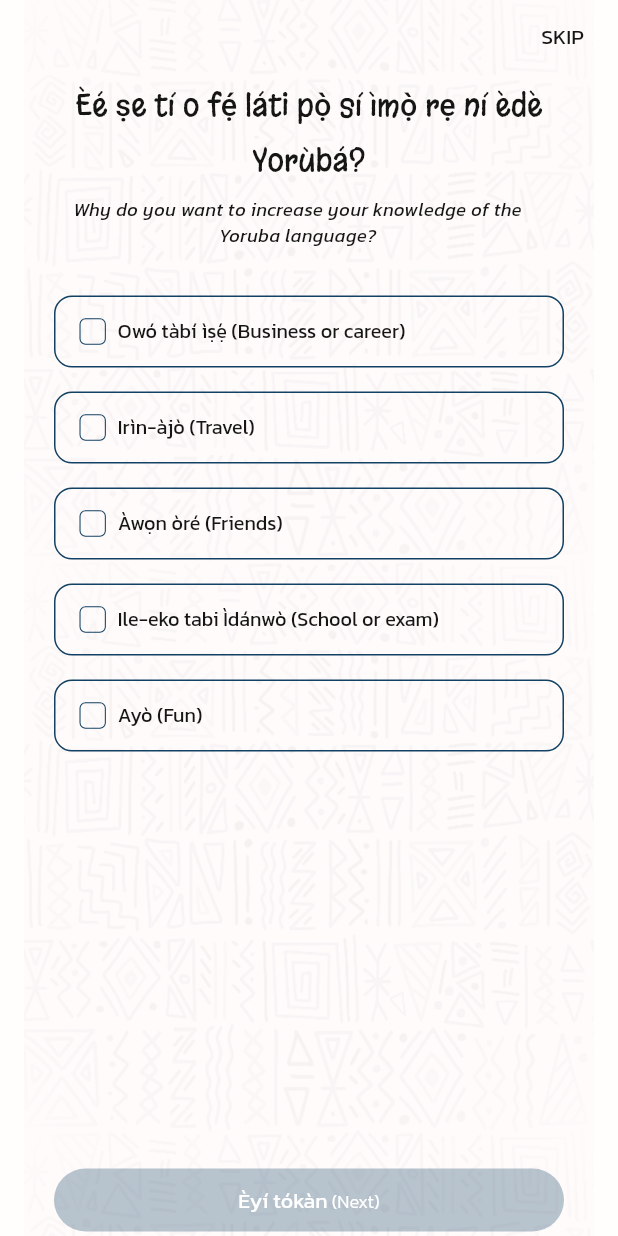
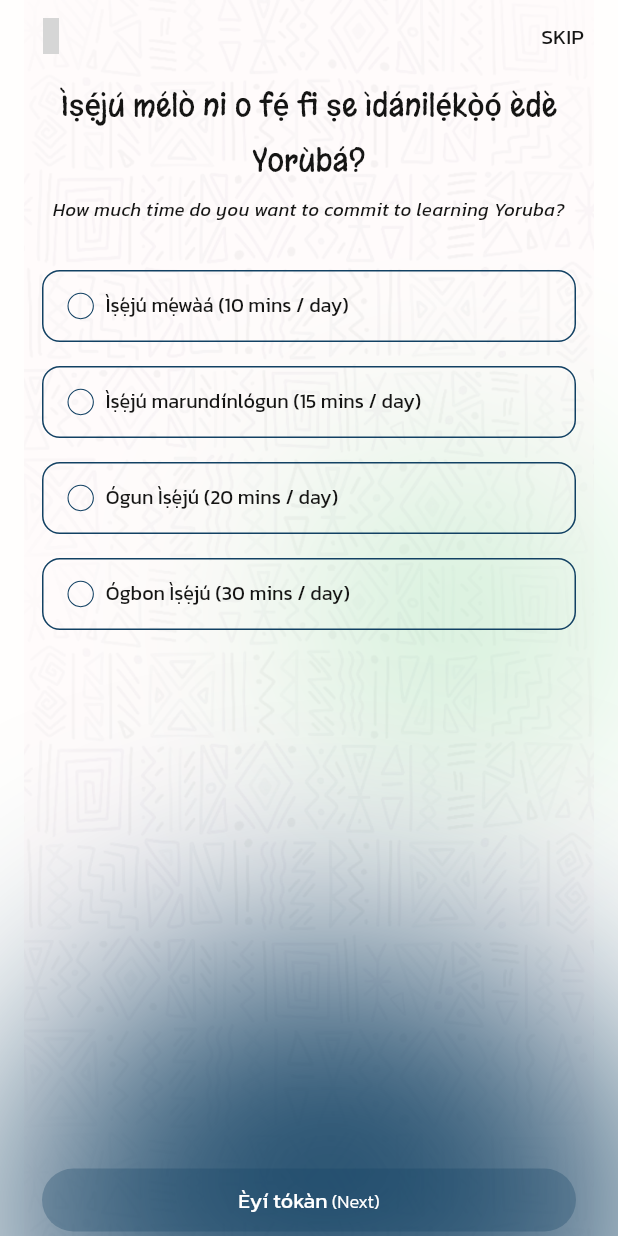
Before and after one commit to chima6985/MSB, a Flutter app: the SurveyScreen screen opened by its route, on a phone screen of 412 x 824 dp. Run offline on Flutter 3.47's test engine with Material 3 defaults, Android fonts, the phone set to English and light mode, and no system bars; our stand-ins replace flutter_animate, flutter_screenutil, go_router, iconsax; project files that could hold a hidden picture were left out; grey boxes are pictures that could not be loaded.

Commit message:
adds update

```diff
--- a/lib/app/app_route.dart
+++ b/lib/app/app_route.dart
@@ -15,7 +15,7 @@ class NavObserver extends NavigatorObserver {
 }
 
 final router = GoRouter(
-  initialLocation: '/',
+  initialLocation: '/diveInScreen',
   observers: [
     // NavObserver(),
   ],
@@ -40,6 +40,11 @@ final router = GoRouter(
       path: '/surveyScreen',
       builder: (context, state) => const SurveyScreen(),
     ),
+    GoRoute(
+      name: DiveInScreen.id,
+      path: '/diveInScreen',
+      builder: (context, state) => const DiveInScreen(),
+    ),
   ],
   // errorBuilder: (context, state) => const PageNotFound(),
 );
--- a/lib/app/app_strings.dart
+++ b/lib/app/app_strings.dart
@@ -17,6 +17,24 @@ const increaseKnowledgeYr = 'Èé ṣe tí o fẹ́ láti pọ̀ sí ìmọ̀ r
 const increaseKnowledgeEr =
     'Why do you want to increase your knowledge of the Yoruba language?';
 
+const likeToDoYr = 'Kí ni onìfẹ́̀ láti ṣe pẹ̀lú èdè Yorùbá?';
+const likeToDoEn = 'What would you like to do with the Yoruba language?';
+
+const timeToCommitYr = 'Ìṣẹ́jú mélò ni o fẹ́ fi ṣe ìdánilẹ́kọ̀ọ́ èdè Yorùbá?';
+const timeToCommitEn =
+    'How much time do you want to commit to learning Yoruba?';
+
+const howOldYr = 'Ọmọ ọdún mélòó ni ìwọ? ';
+const howOldEn = 'How old are you?';
+
+const under18En = 'Under 18';
+const eighteenToTwentyFourEn = '18 - 24';
+const twentyFiveToThirtyFour = '25 - 34';
+const thirtyFiveToFourtyFour = '35 - 44';
+const fourtyFiveToFiftyFour = '45 - 54';
+const fiftyFiveToSixtyFour = '55 - 64';
+const sixtyFiveAndAbove = '65 and above';
+
 const businessOrCareerYr = 'Owó tàbí ìṣẹ́ (Business or career)';
 const travelYr = 'Irìn-àjò (Travel)';
 const friendsYr = 'Àwọn òré (Friends)';
@@ -32,3 +50,19 @@ const culturalValuesYr = 'Fun Ìlànà àṣà (Adapt to cultural values)';
 const interactWithLocalsYr =
     'Bá àra agbègbè ṣe ìbáṣepọ (̀Interact with locals)';
 const artsMoveYr = 'Ṣèdèdá ohun èlò (Appreciate the arts more)';
+
+const tenMinsYr = 'Ìṣẹ́jú mẹ́wàá (10 mins / day)';
+const fifteenMinsYr = 'Ìṣẹ́jú marundínlógun (15 mins / day)';
+const twentyMinsYr = 'Ógun Ìṣẹ́jú (20 mins / day)';
+const thirtyMinsYr = 'Ógbon Ìṣẹ́jú (30 mins / day)';
+
+const continueYr = 'Tèsíwájú';
+const continueEn = 'Continue';
+
+const driveRightInYr = 'Nísìyín jẹ́ ká wọlé kanlẹ̀';
+const driveRightInEn = 'Now let’s dive right in';
+
+const saveProvidedDetailsYr =
+    'Fi àwọn èsì ìdánimọ̀ tí e ti fisilẹ pamọ́ kí ẹ sì gbádùn àwọn àbá àkànṣe tó jẹ́ tìrẹ nìkan.';
+const saveProvidedDetailsEn =
+    'Save the details you have provided and enjoy recommendations personalized just for you';
--- a/lib/theme/colors.dart
+++ b/lib/theme/colors.dart
@@ -10,4 +10,5 @@ class AppColors {
   static const black15 = Color(0xFF151514);
   static const greyB6 = Color(0xFFB6C4CF);
   static const greyDB = Color(0xFFDBE3E8);
+  static const green62 = Color(0xFF62D384);
 }
--- a/lib/ui/components/custom_selector.dart
+++ b/lib/ui/components/custom_selector.dart
@@ -8,11 +8,13 @@ class MultiGroupedSelector extends StatelessWidget {
     required this.options,
     required this.selectedOptions,
     required this.onChanged,
+    this.isMultipleSelection = true,
   });
 
   final List<String> options;
   final List<String> selectedOptions;
   final ValueChanged<String> onChanged;
+  final bool isMultipleSelection;
 
   @override
   Widget build(BuildContext context) {
@@ -37,31 +39,10 @@ class MultiGroupedSelector extends StatelessWidget {
               ),
               child: Row(
                 children: [
-                  Stack(
-                    alignment: Alignment.center,
-                    children: [
-                      Container(
-                        width: 16.w,
-                        height: 16.w,
-                        decoration: BoxDecoration(
-                          color: isSelected ? AppColors.blue12 : null,
-                          borderRadius: BorderRadius.circular(4),
-                          border: Border.all(
-                            color: AppColors.blue12,
-                            width: 0.7,
-                          ),
-                        ),
-                      ),
-                      if (isSelected)
-                        const Center(
-                          child: Icon(
-                            Icons.check_rounded,
-                            color: AppColors.white,
-                            size: 15,
-                          ),
-                        ),
-                    ],
-                  ),
+                  if (isMultipleSelection)
+                    _RadioIndicator(isSelected: isSelected)
+                  else
+                    _CheckBoxIndicator(isSelected: isSelected),
                   const SizedBox(width: 8),
                   Expanded(
                     child: Transform.translate(
@@ -83,3 +64,74 @@ class MultiGroupedSelector extends StatelessWidget {
     );
   }
 }
+
+class _CheckBoxIndicator extends StatelessWidget {
+  const _CheckBoxIndicator({
+    required this.isSelected,
+  });
+
+  final bool isSelected;
+
+  @override
+  Widget build(BuildContext context) {
+    return Stack(
+      alignment: Alignment.center,
+      children: [
+        Container(
+          width: 16.w,
+          height: 16.w,
+          decoration: BoxDecoration(
+            color: isSelected ? AppColors.white : null,
+            shape: BoxShape.circle,
+            border: Border.all(
+              color: AppColors.blue12,
+              width: 0.7,
+            ),
+          ),
+        ),
+        if (isSelected)
+          const CircleAvatar(
+            radius: 6,
+            backgroundColor: AppColors.blue12,
+          ),
+      ],
+    );
+  }
+}
+
+class _RadioIndicator extends StatelessWidget {
+  const _RadioIndicator({
+    required this.isSelected,
+  });
+
+  final bool isSelected;
+
+  @override
+  Widget build(BuildContext context) {
+    return Stack(
+      alignment: Alignment.center,
+      children: [
+        Container(
+          width: 16.w,
+          height: 16.w,
+          decoration: BoxDecoration(
+            color: isSelected ? AppColors.blue12 : null,
+            borderRadius: BorderRadius.circular(4),
+            border: Border.all(
+              color: AppColors.blue12,
+              width: 0.7,
+            ),
+          ),
+        ),
+        if (isSelected)
+          const Center(
+            child: Icon(
+              Icons.check_rounded,
+              color: AppColors.white,
+              size: 15,
+            ),
+          ),
+      ],
+    );
+  }
+}
--- a/lib/ui/components/decorated_container.dart
+++ b/lib/ui/components/decorated_container.dart
@@ -1,5 +1,6 @@
 import 'package:flutter/material.dart';
 import 'package:masoyinbo_mobile/gen/assets.gen.dart';
+import 'package:masoyinbo_mobile/ui/ui.dart';
 
 class DecoratedContainer extends StatelessWidget {
   const DecoratedContainer({
@@ -14,18 +15,56 @@ class DecoratedContainer extends StatelessWidget {
   @override
   Widget build(BuildContext context) {
     final mqr = MediaQuery.of(context).size;
-    return Container(
+    return Stack(
+      children: [
+        Container(
           width: mqr.width,
           height: mqr.height,
-      padding: enablePadding
-          ? const EdgeInsetsDirectional.symmetric(horizontal: 23)
-          : EdgeInsets.zero,
           decoration: BoxDecoration(
             image: DecorationImage(
               image: AppAssets.images.jpegs.bgPattern.provider(),
             ),
           ),
+        ),
+        Align(
+          alignment: Alignment.centerRight,
+          child: Container(
+            width: 197.w,
+            height: 197.w,
+            decoration: BoxDecoration(
+              shape: BoxShape.circle,
+              boxShadow: [
+                BoxShadow(
+                  color: AppColors.green62.withOpacity(0.3),
+                  blurRadius: 120,
+                ),
+              ],
+            ),
+          ),
+        ),
+        Positioned(
+          bottom: -250,
+          child: Container(
+            width: 400.w,
+            height: 400.w,
+            decoration: const BoxDecoration(
+              shape: BoxShape.circle,
+              boxShadow: [
+                BoxShadow(
+                  color: AppColors.blue12,
+                  blurRadius: 300,
+                ),
+              ],
+            ),
+          ),
+        ),
+        Padding(
+          padding: enablePadding
+              ? const EdgeInsetsDirectional.symmetric(horizontal: 23)
+              : EdgeInsets.zero,
           child: child,
+        ),
+      ],
     );
   }
 }
--- a/lib/ui/onboarding/onboarding.dart
+++ b/lib/ui/onboarding/onboarding.dart
@@ -1,3 +1,4 @@
+export 'dive_in_screen.dart';
 export 'language_preference_screen.dart';
 export 'onboarding_screen.dart';
 export 'survey/survey.dart';
--- a/lib/ui/onboarding/survey/survey_screen.dart
+++ b/lib/ui/onboarding/survey/survey_screen.dart
@@ -1,6 +1,7 @@
 import 'package:flutter/material.dart';
 import 'package:masoyinbo_mobile/app/app.dart';
 import 'package:masoyinbo_mobile/extension/context_extension.dart';
+import 'package:masoyinbo_mobile/ui/onboarding/dive_in_screen.dart';
 import 'package:masoyinbo_mobile/ui/ui.dart';
 import 'package:masoyinbo_mobile/utils/utils.dart';
 
@@ -11,13 +12,7 @@ class SurveyScreen extends StatelessWidget {
   @override
   Widget build(BuildContext context) {
     final selectedOptions = ValueNotifier<List<String>>([]);
-    final currentIndex = ValueNotifier(0);
-
-    final questionList = [
-      increaseKnowledgeList,
-      doWithYorubaLanguageList,
-    ];
-
+    final currentIndex = ValueNotifier(2);
     final btmPad = MediaQuery.of(context).viewPadding.bottom;
     return Scaffold(
       body: DecoratedContainer(
@@ -63,11 +58,11 @@ class SurveyScreen extends StatelessWidget {
                   builder: (context, val, child) {
                     return Expanded(
                       child: Padding(
-                        padding: const EdgeInsets.symmetric(horizontal: 36),
+                        padding: const EdgeInsets.symmetric(horizontal: 28),
                         child: Column(
                           children: [
                             Text(
-                              increaseKnowledgeYr,
+                              surveyText[currentIndex.value]![0] as String,
                               textAlign: TextAlign.center,
                               style: context.textTheme.titleLarge!.copyWith(
                                 fontFamily: 'Margarine',
@@ -75,16 +70,13 @@ class SurveyScreen extends StatelessWidget {
                               ),
                             ),
                             const SizedBox(height: 8),
-                            Padding(
-                              padding: const EdgeInsets.only(right: 15),
-                              child: Text(
-                                increaseKnowledgeEr,
-                                textAlign: TextAlign.center,
-                                style: context.textTheme.bodySmall!.copyWith(
-                                  fontStyle: FontStyle.italic,
-                                  height: 1.4,
-                                  letterSpacing: 0.3,
-                                ),
+                            Text(
+                              surveyText[currentIndex.value]![1] as String,
+                              textAlign: TextAlign.center,
+                              style: context.textTheme.bodySmall!.copyWith(
+                                fontStyle: FontStyle.italic,
+                                height: 1.4,
+                                letterSpacing: 0.3,
                               ),
                             ),
                             const SizedBox(height: 32),
@@ -92,8 +84,10 @@ class SurveyScreen extends StatelessWidget {
                               valueListenable: selectedOptions,
                               builder: (context, val, child) {
                                 return MultiGroupedSelector(
-                                  options: questionList[currentIndex.value],
+                                  options: surveyText[currentIndex.value]![2]
+                                      as List<String>,
                                   selectedOptions: val,
+                                  isMultipleSelection: currentIndex.value < 2,
                                   onChanged: (listOption) {
                                     final newSelection = List<String>.from(val);
                                     if (newSelection.contains(listOption)) {
@@ -116,6 +110,9 @@ class SurveyScreen extends StatelessWidget {
                                     if (selectedOptions.value.isNotEmpty &&
                                         currentIndex.value < 3) {
                                       currentIndex.value++;
+                                    }
+                                    if (currentIndex.value == 3) {
+                                      context.pushNamed(DiveInScreen.id);
                                     }
                                   },
                                   color: selectedOptions.value.isEmpty
--- a/lib/utils/constatnts.dart
+++ b/lib/utils/constatnts.dart
@@ -15,3 +15,27 @@ const doWithYorubaLanguageList = [
   interactWithLocalsYr,
   artsMoveYr,
 ];
+
+const timeToCommitList = [
+  tenMinsYr,
+  fifteenMinsYr,
+  twentyMinsYr,
+  thirtyMinsYr,
+];
+
+const ageList = [
+  under18En,
+  eighteenToTwentyFourEn,
+  twentyFiveToThirtyFour,
+  thirtyFiveToFourtyFour,
+  fourtyFiveToFiftyFour,
+  fiftyFiveToSixtyFour,
+  sixtyFiveAndAbove,
+];
+
+const surveyText = {
+  0: [increaseKnowledgeYr, increaseKnowledgeEr, increaseKnowledgeList],
+  1: [likeToDoYr, likeToDoEn, doWithYorubaLanguageList],
+  2: [timeToCommitYr, timeToCommitEn, timeToCommitList],
+  3: [howOldYr, howOldEn, ageList],
+};
```
Also changed, not shown: lib/ui/onboarding/dive_in_screen.dart (added, +70 -0 lines). Lines whose indentation alone changed are shown as unchanged.
